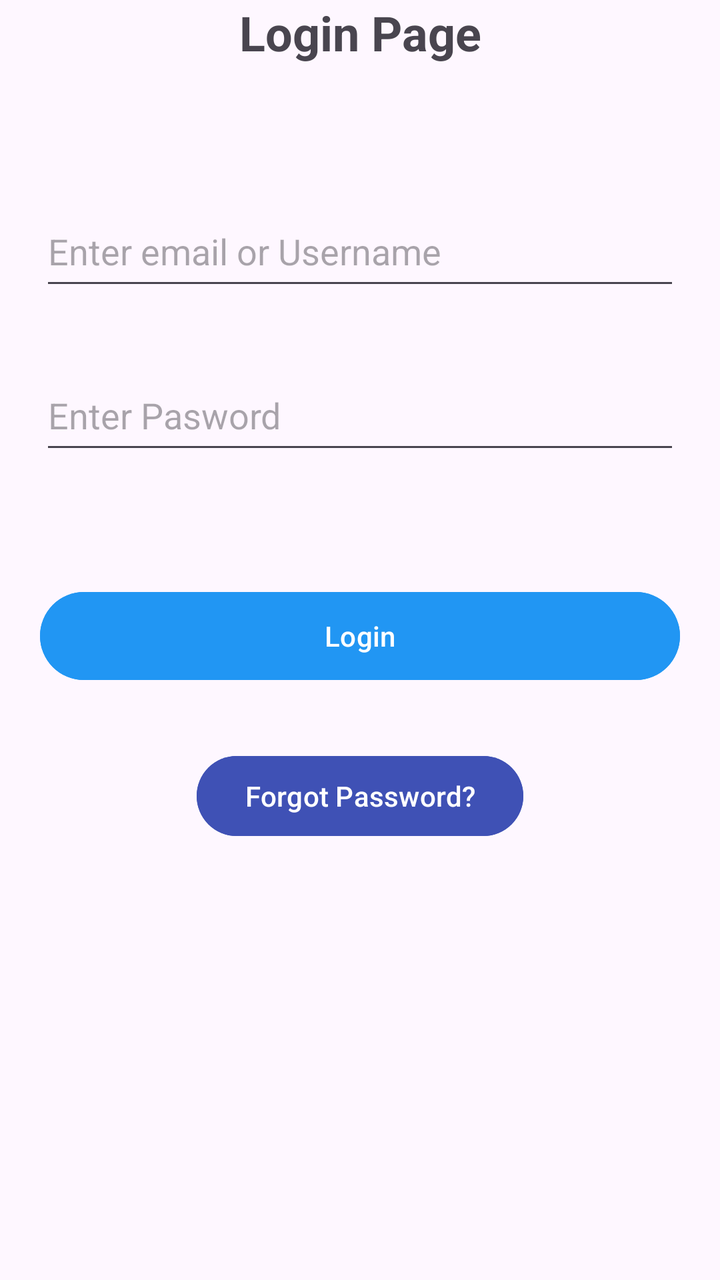
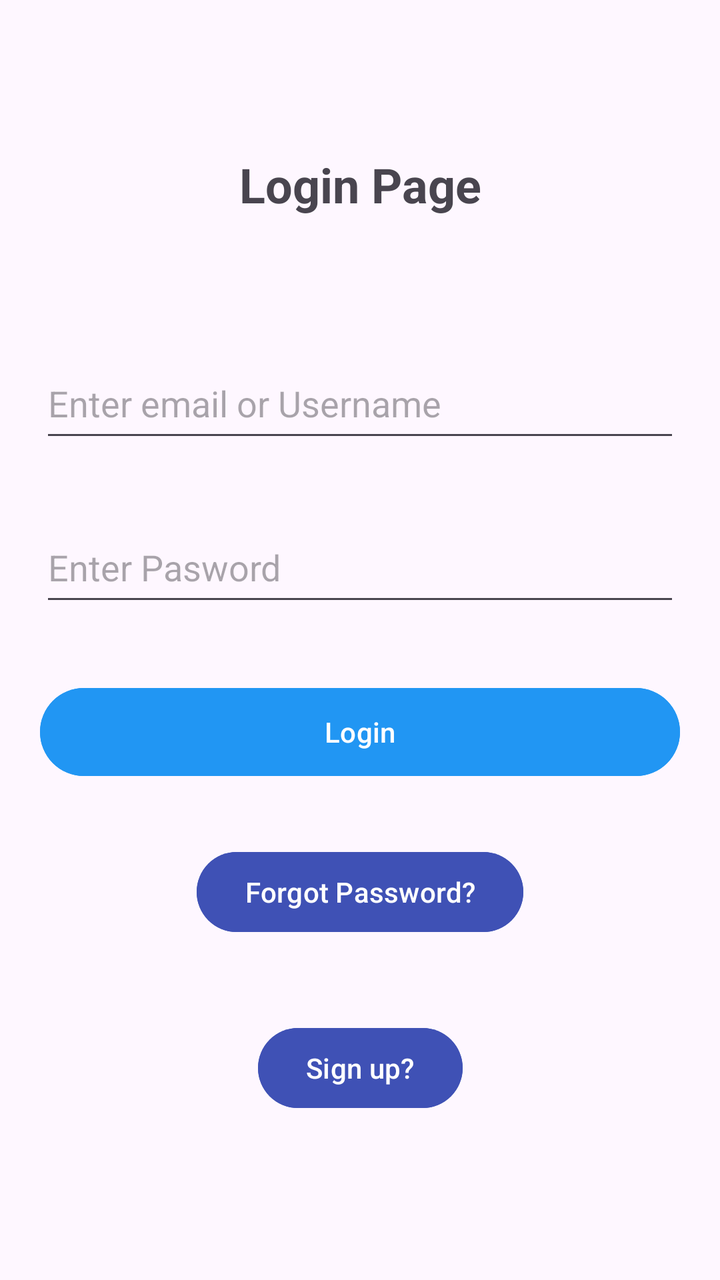

The first picture is an Android layout as it rendered before a commit; the second is the same layout after the commit. The layout source and the unified diff follow.
<!-- AndroidManifest.xml: application theme Theme.COMP2000mobileapplication -->
<!-- res/layout/activity_main.xml -->
<?xml version="1.0" encoding="utf-8"?>
<androidx.constraintlayout.widget.ConstraintLayout xmlns:android="http://schemas.android.com/apk/res/android"
    xmlns:app="http://schemas.android.com/apk/res-auto"
    xmlns:tools="http://schemas.android.com/tools"
    android:id="@+id/main"
    android:layout_width="match_parent"
    android:layout_height="match_parent"
    tools:context=".MainActivity">

    <TextView
        android:id="@+id/textView"
        android:layout_width="147dp"
        android:layout_height="38dp"
        android:text="Login Page"
        android:textAlignment="center"
        android:textSize="24sp"
        android:textStyle="bold"
        app:layout_constraintEnd_toEndOf="parent"
        app:layout_constraintStart_toStartOf="parent"
        tools:layout_editor_absoluteY="102dp" />

    <EditText
        android:id="@+id/editTextTextEmailAddress"
        android:layout_width="320dp"
        android:layout_height="52dp"
        android:layout_marginTop="60dp"
        android:ems="10"
        android:hint="Enter email or Username"
        android:inputType="textEmailAddress"
        app:layout_constraintEnd_toEndOf="parent"
        app:layout_constraintStart_toStartOf="parent"
        app:layout_constraintTop_toBottomOf="@+id/textView" />

    <EditText
        android:id="@+id/editTextTextPassword"
        android:layout_width="320dp"
        android:layout_height="52dp"
        android:layout_marginTop="30dp"
        android:ems="10"
        android:hint="Enter Pasword"
        android:inputType="textPassword"
        app:layout_constraintEnd_toEndOf="parent"
        app:layout_constraintStart_toStartOf="parent"
        app:layout_constraintTop_toBottomOf="@+id/editTextTextEmailAddress" />

    <Button
        android:id="@+id/button"
        android:layout_width="320dp"
        android:layout_height="52dp"
        android:layout_marginTop="60dp"
        android:backgroundTint="#2196F3"
        android:onClick="loginUser"
        android:text="Login"
        app:layout_constraintEnd_toEndOf="parent"
        app:layout_constraintStart_toStartOf="parent"
        app:layout_constraintTop_toBottomOf="@+id/editTextTextPassword" />

    <Button
        android:id="@+id/button2"
        android:layout_width="wrap_content"
        android:layout_height="wrap_content"
        android:layout_marginTop="30dp"
        android:backgroundTint="#3F51B5"
        android:text="Forgot Password?"
        app:layout_constraintEnd_toEndOf="parent"
        app:layout_constraintStart_toStartOf="parent"
        app:layout_constraintTop_toBottomOf="@+id/button" />
</androidx.constraintlayout.widget.ConstraintLayout>
<!-- resources referenced by this layout -->
<resources>
  <style name="Theme.COMP2000mobileapplication" parent="Base.Theme.COMP2000mobileapplication" />
  <style name="Base.Theme.COMP2000mobileapplication" parent="Theme.Material3.DayNight.NoActionBar">
          
          
      </style>
</resources>

<!-- the commit's change to res/layout/activity_main.xml (unified diff, before → after) -->
@@ -7,17 +7,30 @@
     android:layout_height="match_parent"
     tools:context=".MainActivity">
 
+    <Button
+        android:id="@+id/signUpButton"
+        android:layout_width="wrap_content"
+        android:layout_height="wrap_content"
+        android:layout_marginTop="40dp"
+        android:backgroundTint="#3F51B5"
+        android:onClick="launchSignUp"
+        android:text="Sign up?"
+        app:layout_constraintEnd_toEndOf="parent"
+        app:layout_constraintStart_toStartOf="parent"
+        app:layout_constraintTop_toBottomOf="@+id/button2" />
+
     <TextView
         android:id="@+id/textView"
         android:layout_width="147dp"
         android:layout_height="38dp"
+        android:layout_marginTop="76dp"
         android:text="Login Page"
         android:textAlignment="center"
         android:textSize="24sp"
         android:textStyle="bold"
         app:layout_constraintEnd_toEndOf="parent"
         app:layout_constraintStart_toStartOf="parent"
-        tools:layout_editor_absoluteY="102dp" />
+        app:layout_constraintTop_toTopOf="parent" />
 
     <EditText
         android:id="@+id/editTextTextEmailAddress"
@@ -47,11 +60,12 @@
         android:id="@+id/button"
         android:layout_width="320dp"
         android:layout_height="52dp"
-        android:layout_marginTop="60dp"
+        android:layout_marginTop="32dp"
         android:backgroundTint="#2196F3"
         android:onClick="loginUser"
         android:text="Login"
         app:layout_constraintEnd_toEndOf="parent"
+        app:layout_constraintHorizontal_bias="0.498"
         app:layout_constraintStart_toStartOf="parent"
         app:layout_constraintTop_toBottomOf="@+id/editTextTextPassword" />
 
